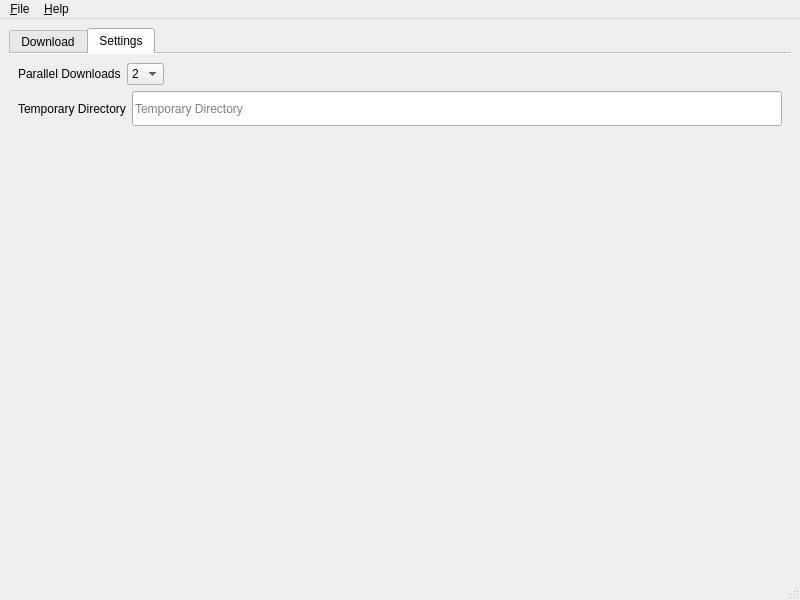
This is ui/qup.ui in textbrowser/qup as Qt 5 draws it before an edit. The edited form follows.
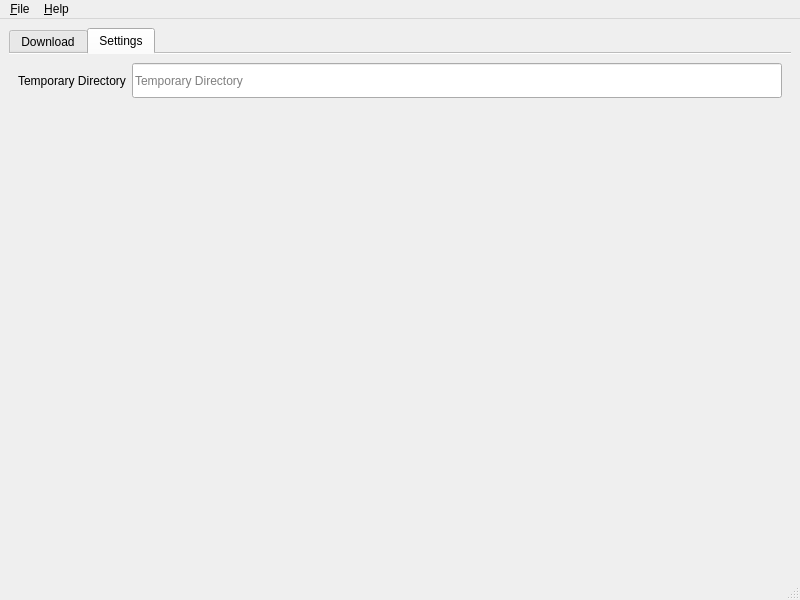
This is the edited form. The open tabs and pages were chosen to show the change. Icons and pictures are not drawn.

Diff of the .ui file:
```diff
--- a/ui/qup.ui
+++ b/ui/qup.ui
@@ -245,39 +245,6 @@
         <string>Settings</string>
        </attribute>
        <layout class="QVBoxLayout" name="verticalLayout_4">
-        <item>
-         <layout class="QHBoxLayout" name="horizontalLayout_2">
-          <item>
-           <widget class="QLabel" name="label_2">
-            <property name="text">
-             <string>Parallel Downloads</string>
-            </property>
-           </widget>
-          </item>
-          <item>
-           <widget class="QComboBox" name="downloads">
-            <item>
-             <property name="text">
-              <string>2</string>
-             </property>
-            </item>
-           </widget>
-          </item>
-          <item>
-           <spacer name="horizontalSpacer_2">
-            <property name="orientation">
-             <enum>Qt::Horizontal</enum>
-            </property>
-            <property name="sizeHint" stdset="0">
-             <size>
-              <width>40</width>
-              <height>20</height>
-             </size>
-            </property>
-           </spacer>
-          </item>
-         </layout>
-        </item>
         <item>
          <layout class="QHBoxLayout" name="horizontalLayout_5">
           <item>
```
Left out of the diff: 1 changed line with no effect on the pictures.
